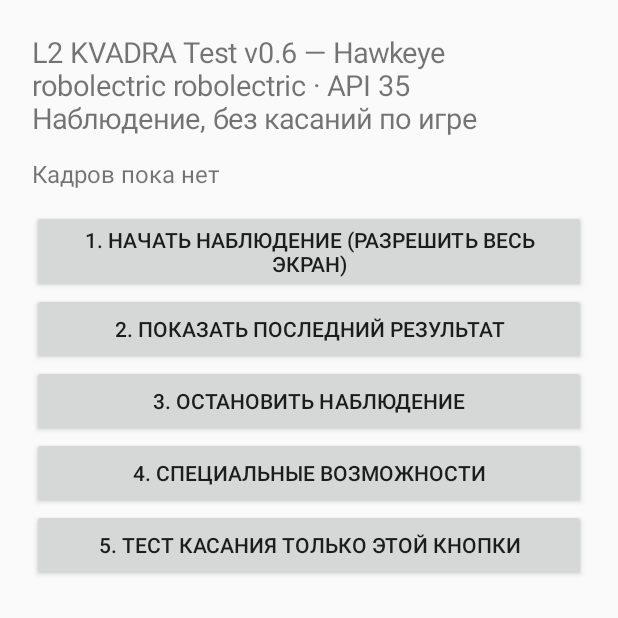
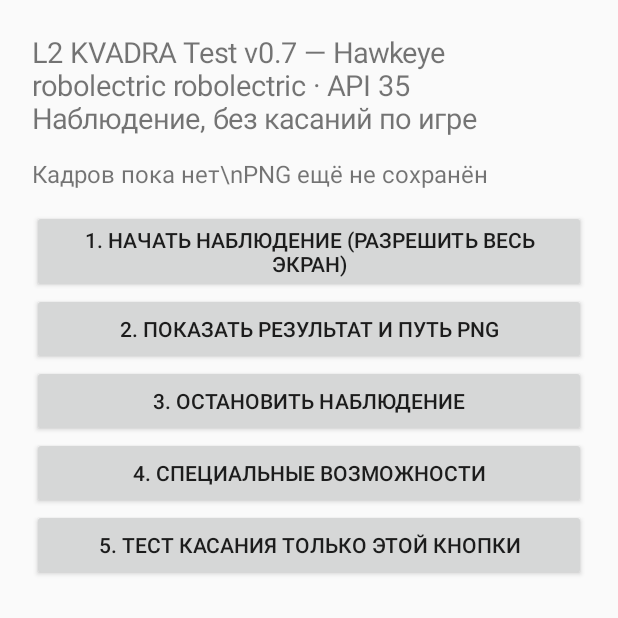
Before and after one commit to Ignatkaa/L2-KVADRA-Test, an Android app: the screen it shows after launch (MainActivity), on a phone screen of 412 x 824 dp, the top half of it. Run offline under Robolectric (Android 15) with nearby library versions, the phone set to English and light mode, and no system bars.

Commit message:
Release v0.7 screenshot diagnostic

```diff
--- a/app/src/main/java/com/l2farm/kvadratest/MainActivity.kt
+++ b/app/src/main/java/com/l2farm/kvadratest/MainActivity.kt
@@ -20,7 +20,7 @@ class MainActivity : Activity() {
             return b
         }
         layout.addView(TextView(this).apply {
-            text="L2 KVADRA Test v0.6 — Hawkeye\n${Build.MANUFACTURER} ${Build.MODEL} · API ${Build.VERSION.SDK_INT}\nНаблюдение, без касаний по игре"
+            text="L2 KVADRA Test v0.7 — Hawkeye\n${Build.MANUFACTURER} ${Build.MODEL} · API ${Build.VERSION.SDK_INT}\nНаблюдение, без касаний по игре"
             textSize=19f
         })
         status=TextView(this).apply { text="Ожидание проверки"; textSize=16f; setPadding(0,20,0,20) }
@@ -29,7 +29,7 @@ class MainActivity : Activity() {
             val mgr=getSystemService(MEDIA_PROJECTION_SERVICE) as MediaProjectionManager
             startActivityForResult(mgr.createScreenCaptureIntent(),requestCode)
         }
-        button("2. Показать последний результат") { refresh() }
+        button("2. Показать результат и путь PNG") { refresh() }
         button("3. Остановить наблюдение") {
             startService(Intent(this,CaptureService::class.java).setAction(CaptureService.ACTION_STOP))
             refresh()
@@ -50,7 +50,7 @@ class MainActivity : Activity() {
     }
     private fun refresh() {
         val p=getSharedPreferences("diagnostics",MODE_PRIVATE)
-        status.text=p.getString("last","Кадров пока нет") ?: "Кадров пока нет"
+        status.text=(p.getString("last","Кадров пока нет") ?: "Кадров пока нет") + "\\n" + (p.getString("snapshot","PNG ещё не сохранён") ?: "")
     }
     override fun onResume() { super.onResume(); refresh() }
     @Deprecated("Deprecated in Android")
```
